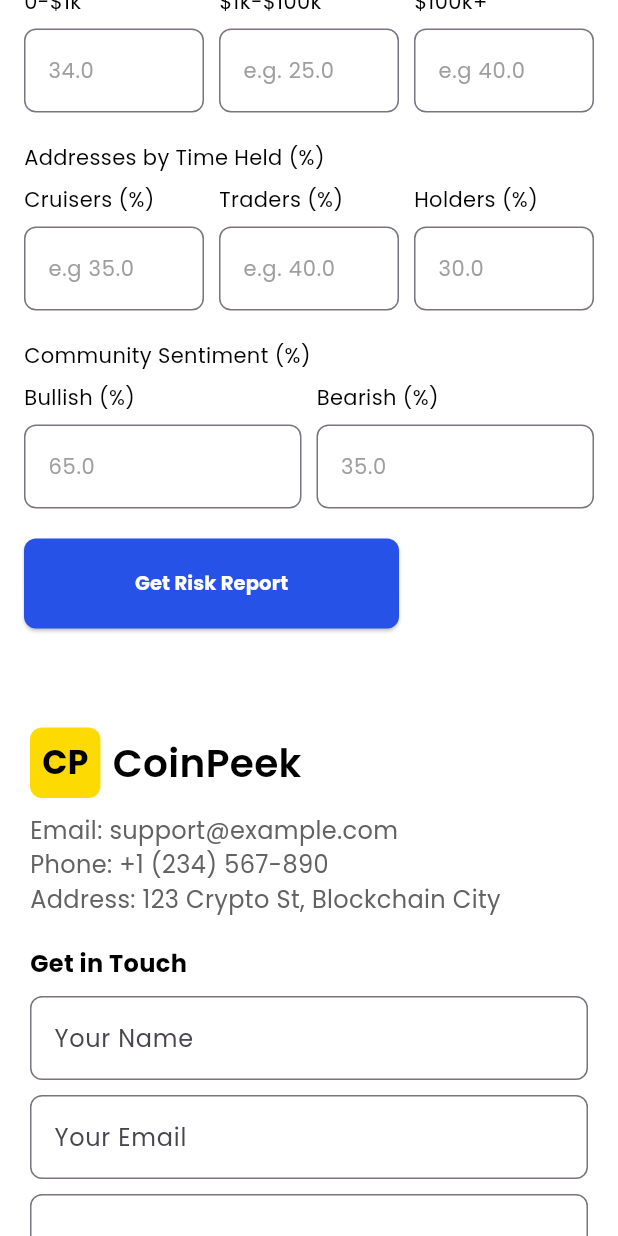
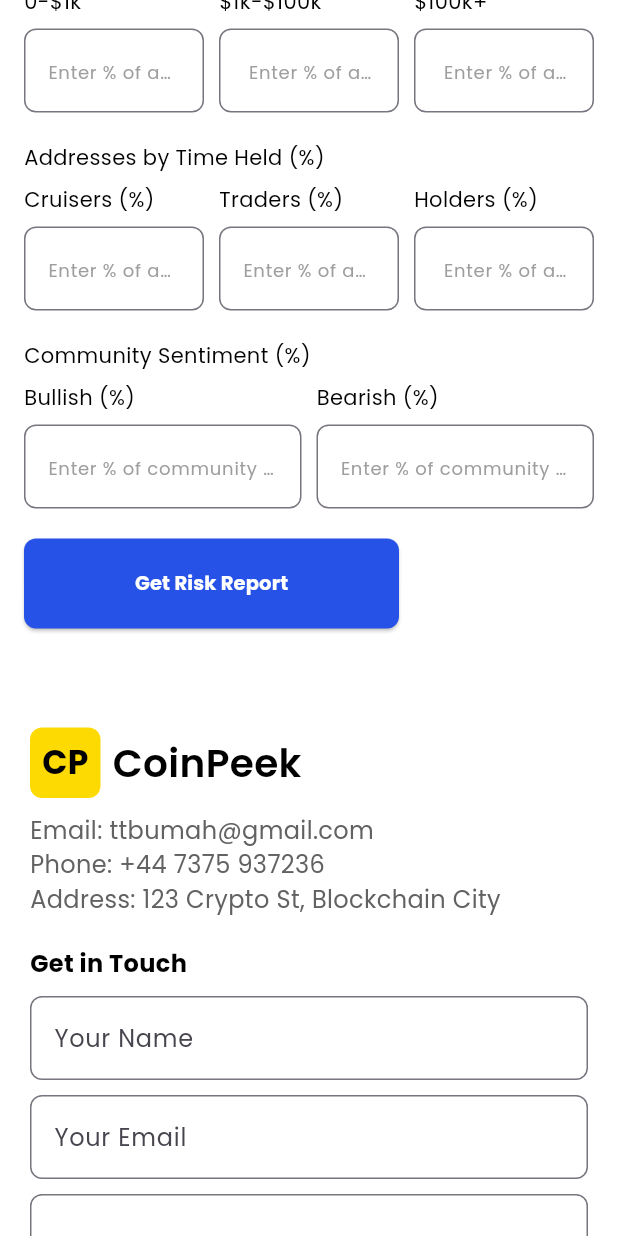
Before and after one commit to B4eva/crypto-peek, a Flutter app: the screen it shows after launch, scrolled down 1728 dp, after a tap on "Get Risk Report", on a phone screen of 412 x 824 dp. Run offline on Flutter 3.47's test engine with Material 3 defaults, Android fonts, the phone set to English and light mode, and no system bars; our stand-ins replace fl_chart, flutter_riverpod, flutter_svg, google_fonts.

Commit message:
Text and Logic fixes

```diff
--- a/lib/scr/pages/home_page.dart
+++ b/lib/scr/pages/home_page.dart
@@ -75,7 +75,7 @@ class _HomePageState extends State<HomePage> {
                 const Align(
                   alignment: Alignment.center,
                   child: Text(
-                    '© 2024 Your Company. All rights reserved.',
+                    '© 2024. All rights reserved.',
                     style: TextStyle(fontSize: 12, color: Color(0xFFA0A3A9)),
                   ),
                 ),
@@ -137,14 +137,14 @@ class Footer extends StatelessWidget {
                 ),
                 const SizedBox(height: 10),
                 const Text(
-                  'Email: support@example.com',
+                  'Email: ttbumah@gmail.com',
                   style: TextStyle(
                       fontSize: 16,
                       fontWeight: FontWeight.w400,
                       color: Color(0xFF626262)),
                 ),
                 const Text(
-                  'Phone: +1 (234) 567-890',
+                  'Phone: +44 7375 937236',
                   style: TextStyle(
                       fontSize: 16,
                       fontWeight: FontWeight.w400,
@@ -210,14 +210,14 @@ class Footer extends StatelessWidget {
                       ),
                       const SizedBox(height: 10),
                       const Text(
-                        'Email: support@example.com',
+                        'Email: ttbumah@gmail.com',
                         style: TextStyle(
                             fontSize: 14,
                             fontWeight: FontWeight.w400,
                             color: Color(0xFF626262)),
                       ),
                       const Text(
-                        'Phone: +1 (234) 567-890',
+                        'Phone: +44 7375 937236',
                         style: TextStyle(
                             fontSize: 14,
                             fontWeight: FontWeight.w400,
@@ -364,29 +364,29 @@ class ResponsiveHeader extends StatelessWidget {
               const SizedBox(
                 width: 20,
               ),
-              if (!isMobile)
-                Container(
-                  width: 350,
-                  margin: const EdgeInsets.symmetric(horizontal: 16.0),
-                  padding: const EdgeInsets.symmetric(horizontal: 12.0),
-                  decoration: BoxDecoration(
-                    color: const Color(0xFFF6F6F6),
-                    borderRadius: BorderRadius.circular(12),
-                  ),
-                  child: const Row(
-                    children: [
-                      Expanded(
-                        child: TextField(
-                          decoration: InputDecoration(
-                            border: InputBorder.none,
-                            hintText: "Search Coin",
-                          ),
-                        ),
-                      ),
-                      Icon(Icons.search, color: Colors.grey),
-                    ],
-                  ),
-                ),
+              // if (!isMobile )
+              //   Container(
+              //     width: 350,
+              //     margin: const EdgeInsets.symmetric(horizontal: 16.0),
+              //     padding: const EdgeInsets.symmetric(horizontal: 12.0),
+              //     decoration: BoxDecoration(
+              //       color: const Color(0xFFF6F6F6),
+              //       borderRadius: BorderRadius.circular(12),
+              //     ),
+              //     child: const Row(
+              //       children: [
+              //         Expanded(
+              //           child: TextField(
+              //             decoration: InputDecoration(
+              //               border: InputBorder.none,
+              //               hintText: "Search Coin",
+              //             ),
+              //           ),
+              //         ),
+              //         Icon(Icons.search, color: Colors.grey),
+              //       ],
+              //     ),
+              //   ),
             ],
           ),
           // Search Bar
--- a/lib/scr/widgets/crypto_risk_banner.dart
+++ b/lib/scr/widgets/crypto_risk_banner.dart
@@ -38,13 +38,13 @@ class CryptoRiskScannerBanner extends StatelessWidget {
           ),
 
           // Content Layer
-          Padding(
-            padding: const EdgeInsets.symmetric(horizontal: 50, vertical: 90),
+          const Padding(
+            padding: EdgeInsets.symmetric(horizontal: 50, vertical: 90),
             child: Column(
               crossAxisAlignment: CrossAxisAlignment.start,
               mainAxisAlignment: MainAxisAlignment.center,
               children: [
-                const Text(
+                Text(
                   "Crypto Risk Scanner",
                   style: TextStyle(
                     fontSize: 25,
@@ -52,15 +52,15 @@ class CryptoRiskScannerBanner extends StatelessWidget {
                     color: Colors.white,
                   ),
                 ),
-                const SizedBox(height: 10),
-                const Text(
+                SizedBox(height: 10),
+                Text(
                   "CoinPeek helps you uncover hidden and potential risks \nin any cryptocurrency",
                   style: TextStyle(
                     fontSize: 15,
                     color: Colors.white,
                   ),
                 ),
-                const SizedBox(height: 20),
+                SizedBox(height: 20),
                 // ElevatedButton(
                 //   onPressed: () {},
                 //   style: ElevatedButton.styleFrom(
--- a/lib/scr/widgets/crypto_risk_form.dart
+++ b/lib/scr/widgets/crypto_risk_form.dart
@@ -62,7 +62,7 @@ class _CryptoRiskFormState extends State<CryptoRiskForm> {
             _buildInputField(
               controller: coinNameController,
               label: "Coin Name",
-              hint: "Enter cryptocurrency name (e.g., Bitcoin)",
+              hint: "Enter the name of the cryptocurrency.",
               isRequired: true,
               isNumeric: false, // Coin name is not numeric
             ),
@@ -70,7 +70,7 @@ class _CryptoRiskFormState extends State<CryptoRiskForm> {
             // Year Founded
             _buildDropdownField(
               label: "Coin Age",
-              hint: 'e.g 2010',
+              hint: ' < 1 year',
               value: yearFounded,
               onChanged: (value) => setState(() => yearFounded = value),
               items: const [
@@ -84,19 +84,22 @@ class _CryptoRiskFormState extends State<CryptoRiskForm> {
             // Exchanges Listed
             _buildDropdownField(
               label: "Exchanges Listed",
-              hint: 'e.g Binance or Coinbase',
+              hint: ' Binance or Coinbase',
               value: exchangesListed,
               onChanged: (value) => setState(() => exchangesListed = value),
               items: const [
                 DropdownMenuItem(
                     value: "Binance or Coinbase",
-                    child: Text("Listed on Binance or Coinbase")),
+                    child: Text(
+                        "Listed on major exchanges (e.g. Binance, Coinbase, ByBit, OKX)")),
                 DropdownMenuItem(
                     value: "Crypto.com, Kraken, etc.",
-                    child: Text("Listed on Crypto.com, Kraken, etc.")),
+                    child: Text(
+                        "Listed on a other reputable exchanges (e.g. Gemini, KuCoin, Kraken)")),
                 DropdownMenuItem(
                     value: "Other Exchanges",
-                    child: Text("Listed only on other exchanges")),
+                    child:
+                        Text("Listed only on smaller or less-known exchanges")),
               ],
             ),
             const SizedBox(height: 20),
@@ -104,22 +107,21 @@ class _CryptoRiskFormState extends State<CryptoRiskForm> {
             _buildInputField(
                 controller: currentPriceController,
                 label: "Current Price (USD)",
-                hint: "Enter current price in USD (e.g., 24.50)",
+                hint: "Enter current price in USD",
                 isRequired: true),
             const SizedBox(height: 20),
             // Market Capitalization
             _buildInputField(
               controller: marketCapController,
               label: "Market Capitalization (USD)",
-              hint: "Enter market cap in USD (e.g., 10,000,000,000)",
+              hint: "Enter the market cap in USD.",
             ),
             const SizedBox(height: 20),
             // Trading Volume
             _buildInputField(
               controller: tradingVolumeController,
-              label: "Trading Volume (USD)",
-              hint:
-                  "Enter the 24-hour trading volume in USD (e.g., 500,000,000)",
+              label: "Trading Volume ",
+              hint: "Enter the % change for each time period.",
             ),
             const SizedBox(height: 20),
             const Text('Price Changes (%)',
@@ -135,23 +137,23 @@ class _CryptoRiskFormState extends State<CryptoRiskForm> {
                   child: _buildInputField(
                     controller: priceChange7DController,
                     label: "7D",
-                    hint: "e.g. 5.2",
+                    hint: "Enter 7-day price change in %.",
                   ),
                 ),
                 const SizedBox(width: 10),
                 Expanded(
                   child: _buildInputField(
                     controller: priceChange14DController,
-                    label: "14D",
-                    hint: "e.g. -3.4",
+                    label: "30D",
+                    hint: "Enter 30-day price change in %.",
                   ),
                 ),
                 const SizedBox(width: 10),
                 Expanded(
                   child: _buildInputField(
                     controller: priceChange30DController,
-                    label: "30D",
-                    hint: "e.g. 12.0",
+                    label: "90D",
+                    hint: " Enter 90-day price change in %.",
                   ),
                 ),
               ],
@@ -160,10 +162,10 @@ class _CryptoRiskFormState extends State<CryptoRiskForm> {
             _buildInputField(
               controller: priceChange1YController,
               label: "1-Year Price Change %",
-              hint: "Enter % 1 year change e.g -25.0",
+              hint: "Enter the 1-year price change in %.",
             ),
             const SizedBox(height: 20),
-            const Text('All Time Price (\$)',
+            const Text('All-Time High Price (\$)',
                 style: TextStyle(
                     fontSize: 14,
                     color: Color(0xFF000000),
@@ -174,16 +176,16 @@ class _CryptoRiskFormState extends State<CryptoRiskForm> {
                 Expanded(
                   child: _buildInputField(
                     controller: allTimeHighController,
-                    label: "All Time High",
-                    hint: "e.g 150.0",
+                    label: "All-Time High Price (\$)",
+                    hint: "Enter the all-time high price in USD.",
                   ),
                 ),
                 const SizedBox(width: 10),
                 Expanded(
                   child: _buildInputField(
                     controller: allTimeLowController,
-                    label: "All Time Low",
-                    hint: "e.g 0.50",
+                    label: "All-Time Low Price (\$)",
+                    hint: "Enter the all-time low price in USD.",
                   ),
                 ),
               ],
@@ -193,7 +195,7 @@ class _CryptoRiskFormState extends State<CryptoRiskForm> {
             _buildInputField(
               controller: whaleHoldingsController,
               label: "Whale Holdings (%)",
-              hint: "Enter % of total supply held by large holders (e.g. 15.0)",
+              hint: "Enter the % of total supply held by large holders.",
             ),
             const SizedBox(height: 20),
             const Text('Addresses by Holding (%)',
@@ -208,7 +210,7 @@ class _CryptoRiskFormState extends State<CryptoRiskForm> {
                   child: _buildInputField(
                     controller: holdings0To1kController,
                     label: "0-\$1k",
-                    hint: "34.0",
+                    hint: "Enter % of addresses holding \$0-\$1k.",
                   ),
                 ),
                 const SizedBox(width: 10),
@@ -216,7 +218,7 @@ class _CryptoRiskFormState extends State<CryptoRiskForm> {
                   child: _buildInputField(
                     controller: holdings1kTo100kController,
                     label: "\$1k-\$100k",
-                    hint: "e.g. 25.0",
+                    hint: " Enter % of addresses holding \$1k-\$100k.",
                   ),
                 ),
                 const SizedBox(width: 10),
@@ -224,7 +226,7 @@ class _CryptoRiskFormState extends State<CryptoRiskForm> {
                   child: _buildInputField(
                     controller: holdings100kPlusController,
                     label: "\$100k+",
-                    hint: "e.g 40.0",
+                    hint: " Enter % of addresses holding over \$100k.",
                   ),
                 ),
               ],
@@ -242,7 +244,7 @@ class _CryptoRiskFormState extends State<CryptoRiskForm> {
                   child: _buildInputField(
                     controller: cruisersController,
                     label: "Cruisers (%)",
-                    hint: "e.g 35.0",
+                    hint: "Enter % of addresses holding 1-12 months.",
                   ),
                 ),
                 const SizedBox(width: 10),
@@ -250,7 +252,7 @@ class _CryptoRiskFormState extends State<CryptoRiskForm> {
                   child: _buildInputField(
                     controller: tradersController,
                     label: "Traders (%)",
-                    hint: "e.g. 40.0",
+                    hint: "Enter % of addresses holding less than 1 month.",
                   ),
                 ),
                 const SizedBox(width: 10),
@@ -258,7 +260,7 @@ class _CryptoRiskFormState extends State<CryptoRiskForm> {
                   child: _buildInputField(
                     controller: hodlersController,
                     label: "Holders (%)",
-                    hint: "30.0",
+                    hint: " Enter % of addresses holding over 1 year.",
                   ),
                 ),
               ],
@@ -276,7 +278,7 @@ class _CryptoRiskFormState extends State<CryptoRiskForm> {
                   child: _buildInputField(
                     controller: bullishSentimentController,
                     label: "Bullish (%)",
-                    hint: "65.0",
+                    hint: "Enter % of community sentiment that is bullish.",
                   ),
                 ),
                 const SizedBox(width: 10),
@@ -284,7 +286,7 @@ class _CryptoRiskFormState extends State<CryptoRiskForm> {
                   child: _buildInputField(
                     controller: bearishSentimentController,
                     label: "Bearish (%)",
-                    hint: "35.0",
+                    hint: "Enter % of community sentiment that is bearish.",
                   ),
                 ),
               ],
@@ -322,6 +324,7 @@ class _CryptoRiskFormState extends State<CryptoRiskForm> {
 
   Widget _buildInputField({
     required TextEditingController controller,
+    ValueChanged<String>? onChanged,
     required String label,
     String hint = "",
     TextInputType keyboardType = TextInputType.text,
@@ -340,10 +343,11 @@ class _CryptoRiskFormState extends State<CryptoRiskForm> {
         TextFormField(
           controller: controller,
           keyboardType: keyboardType,
+          onChanged: onChanged,
           decoration: InputDecoration(
             hintText: hint,
             hintStyle: const TextStyle(
-                fontWeight: FontWeight.w400, fontSize: 14, color: Colors.grey),
+                fontWeight: FontWeight.w400, fontSize: 12, color: Colors.grey),
             disabledBorder: OutlineInputBorder(
                 borderRadius: BorderRadius.circular(8.0),
                 borderSide: const BorderSide(color: Colors.grey, width: 0.03)),
@@ -399,7 +403,7 @@ class _CryptoRiskFormState extends State<CryptoRiskForm> {
           decoration: InputDecoration(
             hintText: hint,
             hintStyle: const TextStyle(
-                fontWeight: FontWeight.w400, fontSize: 14, color: Colors.grey),
+                fontWeight: FontWeight.w400, fontSize: 12, color: Colors.grey),
             border:
                 OutlineInputBorder(borderRadius: BorderRadius.circular(8.0)),
           ),
@@ -413,34 +417,25 @@ class _CryptoRiskFormState extends State<CryptoRiskForm> {
       Map<String, dynamic> formData = {
         "Coin Name": coinNameController.text,
         "Year Founded": yearFounded,
-        "Current Price": double.tryParse(currentPriceController.text) ?? 0.0,
-        "Market Capitalization":
-            double.tryParse(marketCapController.text) ?? 0.0,
-        "Trading Volume": double.tryParse(tradingVolumeController.text) ?? 0.0,
-        "Price Change (7D)":
-            double.tryParse(priceChange7DController.text) ?? 0.0,
-        "Price Change (14D)":
-            double.tryParse(priceChange14DController.text) ?? 0.0,
-        "Price Change (30D)":
-            double.tryParse(priceChange30DController.text) ?? 0.0,
-        "Price Change (1Y)":
-            double.tryParse(priceChange1YController.text) ?? 0.0,
-        "All-Time High": double.tryParse(allTimeHighController.text) ?? 0.0,
-        "All-Time Low": double.tryParse(allTimeLowController.text) ?? 0.0,
-        "Whale Holdings": double.tryParse(whaleHoldingsController.text) ?? 0.0,
-        "0-\$1k Holdings": double.tryParse(holdings0To1kController.text) ?? 0.0,
+        "Current Price": double.tryParse(currentPriceController.text),
+        "Market Capitalization": double.tryParse(marketCapController.text),
+        "Trading Volume": double.tryParse(tradingVolumeController.text),
+        "Price Change (7D)": double.tryParse(priceChange7DController.text),
+        "Price Change (14D)": double.tryParse(priceChange14DController.text),
+        "Price Change (30D)": double.tryParse(priceChange30DController.text),
+        "Price Change (1Y)": double.tryParse(priceChange1YController.text),
+        "All-Time High": double.tryParse(allTimeHighController.text),
+        "All-Time Low": double.tryParse(allTimeLowController.text),
+        "Whale Holdings": double.tryParse(whaleHoldingsController.text),
+        "0-\$1k Holdings": double.tryParse(holdings0To1kController.text),
         "\$1k-\$100k Holdings":
-            double.tryParse(holdings1kTo100kController.text) ?? 0.0,
-        "\$100k+ Holdings":
-            double.tryParse(holdings100kPlusController.text) ?? 0.0,
-        "Cruisers (1-12 months)":
-            double.tryParse(cruisersController.text) ?? 0.0,
-        "Traders (< 1 month)": double.tryParse(tradersController.text) ?? 0.0,
-        "Hodlers (> 1 year)": double.tryParse(hodlersController.text) ?? 0.0,
-        "Bullish Sentiment":
-            double.tryParse(bullishSentimentController.text) ?? 0.0,
-        "Bearish Sentiment":
-            double.tryParse(bearishSentimentController.text) ?? 0.0,
+            double.tryParse(holdings1kTo100kController.text),
+        "\$100k+ Holdings": double.tryParse(holdings100kPlusController.text),
+        "Cruisers (1-12 months)": double.tryParse(cruisersController.text),
+        "Traders (< 1 month)": double.tryParse(tradersController.text),
+        "Hodlers (> 1 year)": double.tryParse(hodlersController.text),
+        "Bullish Sentiment": double.tryParse(bullishSentimentController.text),
+        "Bearish Sentiment": double.tryParse(bearishSentimentController.text),
         "Exchanges Listed": exchangesListed,
       };
       // Navigate to the RiskDetails page with the collected data
@@ -452,4 +447,34 @@ class _CryptoRiskFormState extends State<CryptoRiskForm> {
       );
     }
   }
+
+  void _validateSum(BuildContext context) {
+    final bullishValue = double.tryParse(bullishSentimentController.text) ?? 0;
+    final bearishValue = double.tryParse(bearishSentimentController.text) ?? 0;
+    final total = bullishValue + bearishValue;
+
+    if (total > 100) {
+      ScaffoldMessenger.of(context).showSnackBar(
+        const SnackBar(
+          content: Text('The total percentage cannot exceed 100%.'),
+          backgroundColor: Colors.red,
+        ),
+      );
+    } else if (total < 100) {
+      ScaffoldMessenger.of(context).showSnackBar(
+        const SnackBar(
+          content: Text('The total percentage is less than 100%.'),
+          backgroundColor: Colors.orange,
+        ),
+      );
+    } else {
+      // Optionally, you can show a success message when it equals 100
+      ScaffoldMessenger.of(context).showSnackBar(
+        const SnackBar(
+          content: Text('Total percentage is exactly 100%.'),
+          backgroundColor: Colors.green,
+        ),
+      );
+    }
+  }
 }
```
Also changed, not shown: lib/scr/pages/risk_details.dart (+77 -77 lines), lib/scr/widgets/main_desktop.dart (+0 -25 lines).
